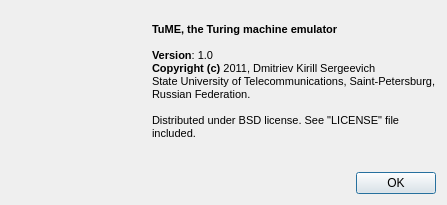
This is Teumaq/about.ui in lotus0xff/TuME as Qt 5 draws it before an edit. The edited form follows.
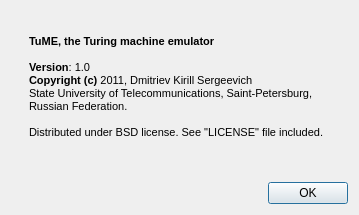
This is the edited form. Icons and pictures are not drawn.

```diff
--- a/Teumaq/about.ui
+++ b/Teumaq/about.ui
@@ -6,8 +6,8 @@
    <rect>
     <x>0</x>
     <y>0</y>
-    <width>447</width>
-    <height>205</height>
+    <width>359</width>
+    <height>215</height>
    </rect>
   </property>
   <property name="windowTitle">
@@ -18,6 +18,12 @@
     <layout class="QHBoxLayout" name="horizontalLayout">
      <item>
       <widget class="QLabel" name="label">
+       <property name="sizePolicy">
+        <sizepolicy hsizetype="Maximum" vsizetype="Maximum">
+         <horstretch>0</horstretch>
+         <verstretch>0</verstretch>
+        </sizepolicy>
+       </property>
        <property name="text">
         <string/>
        </property>
@@ -39,7 +45,7 @@
        </property>
        <property name="sizeHint" stdset="0">
         <size>
-         <width>20</width>
+         <width>5</width>
          <height>20</height>
         </size>
        </property>
@@ -47,6 +53,12 @@
      </item>
      <item>
       <widget class="QLabel" name="label_2">
+       <property name="sizePolicy">
+        <sizepolicy hsizetype="Expanding" vsizetype="Expanding">
+         <horstretch>0</horstretch>
+         <verstretch>0</verstretch>
+        </sizepolicy>
+       </property>
        <property name="text">
         <string>&lt;!DOCTYPE HTML PUBLIC &quot;-//W3C//DTD HTML 4.0//EN&quot; &quot;http://www.w3.org/TR/REC-html40/strict.dtd&quot;&gt;
 &lt;html&gt;&lt;head&gt;&lt;meta name=&quot;qrichtext&quot; content=&quot;1&quot; /&gt;&lt;style type=&quot;text/css&quot;&gt;
```
